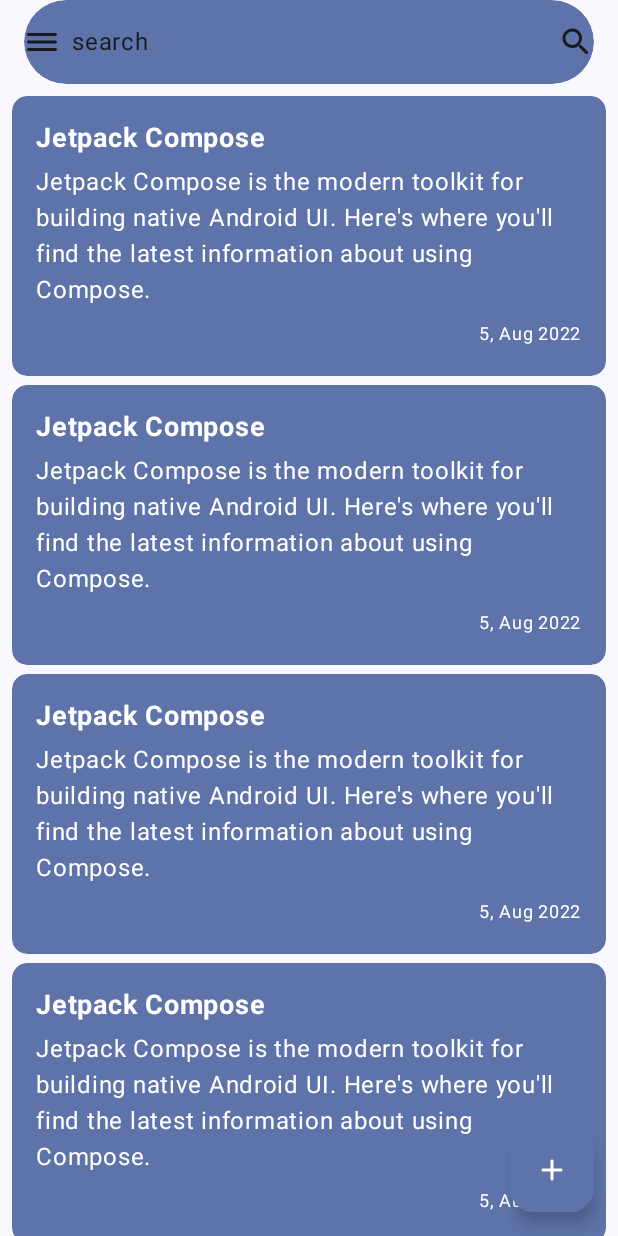
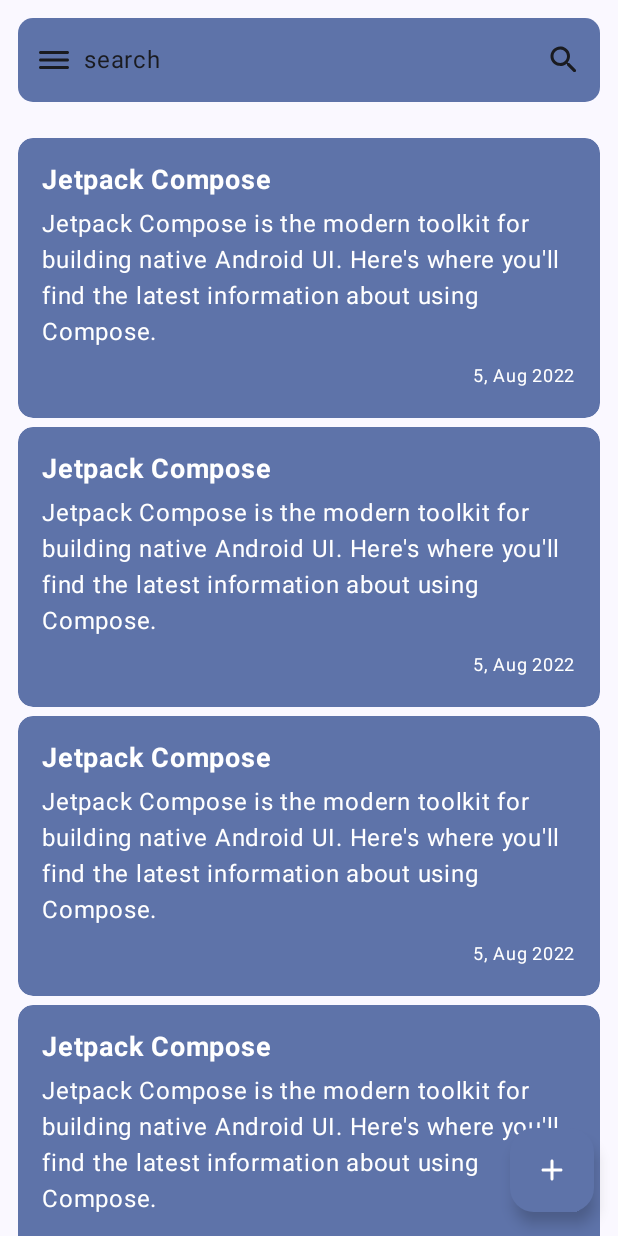
Before and after one commit to BlueCatSoftware/ComposeNote, an Android app built with Jetpack Compose: the screen it shows after launch (MainActivity), on a phone screen of 412 x 824 dp. Run offline under Robolectric (Android 15) with nearby library versions, the phone set to English and light mode, and no system bars.

Commit message:
feat: improved home ui (toolbar mostly)

```diff
--- a/app/src/main/java/com/ameen/jcnote/ui/home/Home.kt
+++ b/app/src/main/java/com/ameen/jcnote/ui/home/Home.kt
@@ -1,12 +1,10 @@
 package com.ameen.jcnote.ui.home
 
-import androidx.compose.foundation.background
 import androidx.compose.foundation.layout.*
 import androidx.compose.foundation.shape.RoundedCornerShape
 import androidx.compose.foundation.text.BasicTextField
 import androidx.compose.material.TopAppBar
 import androidx.compose.material3.*
-import androidx.compose.ui.Alignment.Companion.CenterVertically
 import androidx.compose.ui.Modifier
 import androidx.compose.material.icons.Icons
 import androidx.compose.material.icons.rounded.Add
@@ -26,11 +24,14 @@ fun Home(navController: NavController?) {
         topBar = {
             TopAppBar(
                 contentPadding = PaddingValues(0.dp),
-                backgroundColor = MaterialTheme.colorScheme.surface,
+                backgroundColor = MaterialTheme.colorScheme.primaryContainer,
                 contentColor = MaterialTheme.colorScheme.onSurface,
-                elevation = 0.dp
+                elevation = 0.dp,
+                modifier = Modifier
+                    .padding(horizontal = 12.dp, vertical = 12.dp)
+                    .clip(RoundedCornerShape(10.dp))
             ) {
-                ToolBarContent()
+                ToolBarContent(Modifier.weight(1f))
             }
         },
         floatingActionButton = {
@@ -53,35 +54,20 @@ fun HomePreview() {
     Home(null)
 }
 
-@Preview
 @Composable
-fun ToolBarContentPreview() {
-    ToolBarContent()
-}
-
-@OptIn(ExperimentalMaterial3Api::class)
-@Composable
-fun ToolBarContent() {
+fun ToolBarContent(modifier: Modifier) {
     var searchText by remember {
         mutableStateOf("")
     }
-    Row(
-        modifier = Modifier
-            .fillMaxSize()
-            .padding(horizontal = 16.dp)
-            .clip(RoundedCornerShape(50.dp))
-            .background(MaterialTheme.colorScheme.primaryContainer, RoundedCornerShape(50.dp)),
-        verticalAlignment = CenterVertically
+    Icon(Icons.Rounded.Dehaze, "Drawer", Modifier.padding(start = 12.dp))
+    BasicTextField(
+        value = searchText,
+        onValueChange = { searchText = it },
+        modifier = modifier,
+        textStyle = TextStyle()
     ) {
-        Icon(Icons.Rounded.Dehaze, "Search")
-        BasicTextField(
-            value = searchText,
-            onValueChange = { searchText = it },
-            modifier = Modifier.weight(1f),
-            textStyle = TextStyle()
-        ) {
-            Text(text = "search", modifier = Modifier.padding(8.dp))
-        }
-        Icon(Icons.Rounded.Search, "Search")
+        Text(text = "search", modifier = Modifier.padding(8.dp))
     }
+    Icon(Icons.Rounded.Search, "Search", Modifier.padding(end = 12.dp))
+
 }
--- a/app/src/main/java/com/ameen/jcnote/ui/home/NoteList.kt
+++ b/app/src/main/java/com/ameen/jcnote/ui/home/NoteList.kt
@@ -14,7 +14,7 @@ fun NoteList(dp: PaddingValues) {
     LazyColumn(
         verticalArrangement = Arrangement.spacedBy(6.dp),
         modifier = Modifier.padding(dp),
-        contentPadding = PaddingValues(8.dp)
+        contentPadding = PaddingValues(12.dp)
     ) {
         items(
             count = 10
```
